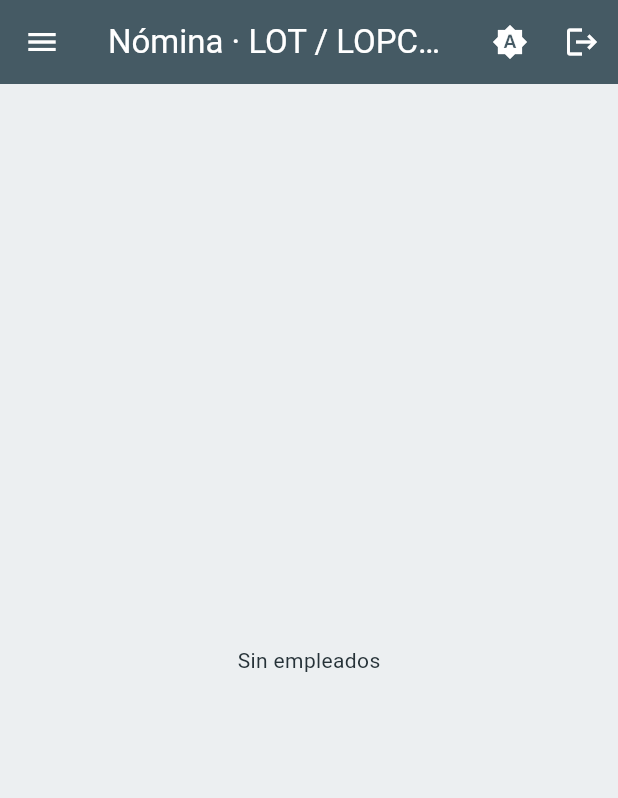
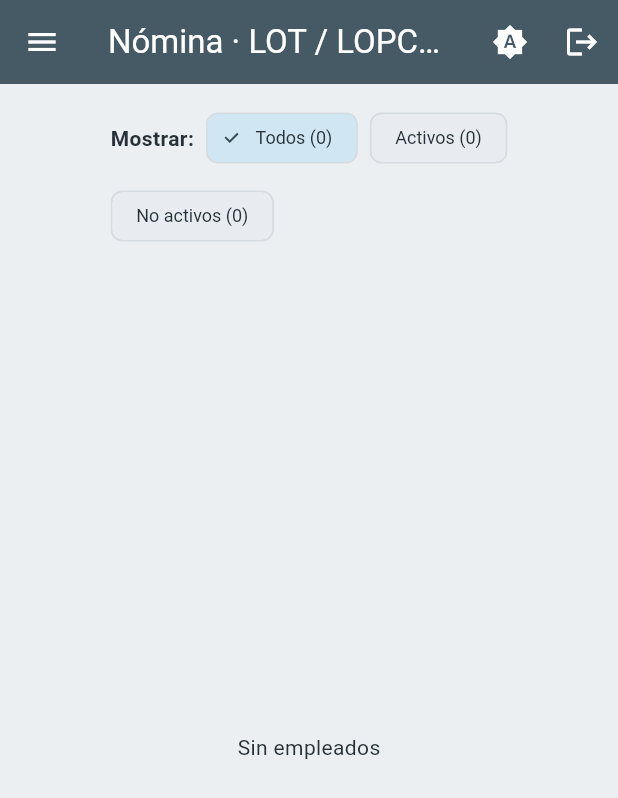
Before and after one commit to JaiMonta/NominaNE, a Flutter app: the screen it shows once a user with an empty profile is signed in, on a phone screen of 412 x 824 dp. Shown: the top 798 px of the screen. Run offline on Flutter 3.47's test engine with Material 3 defaults, Android fonts, the phone set to English and light mode, and no system bars; our stand-ins replace pdf, printing, supabase_flutter; accounts and stored records are empty.

Commit message:
Departamentos relacionado y filtro de empleados activos
- Migracion 008: tabla departamentos, FK departamento_id, semilla y normalizacion de datos

- Pantalla Departamentos para alta, edicion y activar/desactivar

- Ficha de empleado con dropdown de departamento y columna en la tabla

- Filtro Todos/Activos/No activos con contadores

```diff
--- a/lib/models/models.dart
+++ b/lib/models/models.dart
@@ -1,9 +1,46 @@
 double _d(dynamic v) => v == null ? 0 : (v as num).toDouble();
+
+String? _departamentoJson(Map<String, dynamic> j) {
+  final d = j['departamentos'];
+  if (d is Map) return d['nombre'] as String?;
+  if (d is List && d.isNotEmpty) {
+    final first = d.first;
+    if (first is Map) return first['nombre'] as String?;
+  }
+  return j['departamento'] as String?;
+}
+
+class Departamento {
+  final String? id;
+  String nombre;
+  bool activo;
+  int orden;
+
+  Departamento({
+    this.id,
+    this.nombre = '',
+    this.activo = true,
+    this.orden = 999,
+  });
+
+  factory Departamento.fromJson(Map<String, dynamic> j) => Departamento(
+        id: j['id'],
+        nombre: j['nombre'] ?? '',
+        activo: j['activo'] ?? true,
+        orden: (j['orden'] as num?)?.toInt() ?? 999,
+      );
+
+  Map<String, dynamic> toJson() => {
+        'nombre': nombre,
+        'activo': activo,
+        'orden': orden,
+      };
+}
 
 class Empleado {
   final String? id;
   String cedula, nombres, apellidos, tipo, jornada, frecuenciaPago;
-  String? cargo, departamento, banco, cuenta, email, telefono;
+  String? cargo, departamento, departamentoId, banco, cuenta, email, telefono;
   DateTime fechaIngreso;
   DateTime? fechaEgreso, fechaNacimiento;
   double salarioMensualUsd;
@@ -16,6 +53,7 @@ class Empleado {
     this.apellidos = '',
     this.cargo,
     this.departamento,
+    this.departamentoId,
     this.tipo = 'empleado',
     DateTime? fechaIngreso,
     this.fechaEgreso,
@@ -38,7 +76,8 @@ class Empleado {
         nombres: j['nombres'] ?? '',
         apellidos: j['apellidos'] ?? '',
         cargo: j['cargo'],
-        departamento: j['departamento'],
+        departamento: _departamentoJson(j),
+        departamentoId: j['departamento_id'],
         tipo: j['tipo'] ?? 'empleado',
         fechaIngreso: DateTime.parse(j['fecha_ingreso']),
         fechaEgreso:
@@ -62,6 +101,7 @@ class Empleado {
         'apellidos': apellidos,
         'cargo': cargo,
         'departamento': departamento,
+        'departamento_id': departamentoId,
         'tipo': tipo,
         'fecha_ingreso': fechaIngreso.toIso8601String().substring(0, 10),
         'fecha_egreso': fechaEgreso?.toIso8601String().substring(0, 10),
--- a/lib/pages/empleados_page.dart
+++ b/lib/pages/empleados_page.dart
@@ -26,12 +26,37 @@ class EmpleadosPage extends StatefulWidget {
 
 class _EmpleadosPageState extends State<EmpleadosPage> {
   late Future<List<Empleado>> _f = Repo.empleados();
+  bool? _estado;
   void _reload() => setState(() => _f = Repo.empleados());
 
   Future<void> _editar(Empleado? e) async {
     final ok = await showDialog<bool>(
         context: context, builder: (_) => _EmpleadoDialog(e ?? Empleado()));
     if (ok == true) _reload();
+  }
+
+  Widget _filtro(List<Empleado> l) {
+    final activos = l.where((e) => e.activo).length;
+    final inactivos = l.length - activos;
+    Widget chip(String texto, bool? valor) => ChoiceChip(
+          label: Text(texto),
+          selected: _estado == valor,
+          onSelected: (_) => setState(() => _estado = valor),
+        );
+    return Padding(
+      padding: const EdgeInsets.fromLTRB(16, 12, 16, 4),
+      child: Wrap(
+        spacing: 8,
+        runSpacing: 4,
+        crossAxisAlignment: WrapCrossAlignment.center,
+        children: [
+          const Text('Mostrar:', style: TextStyle(fontWeight: FontWeight.w600)),
+          chip('Todos (${l.length})', null),
+          chip('Activos ($activos)', true),
+          chip('No activos ($inactivos)', false),
+        ],
+      ),
+    );
   }
 
   @override
@@ -48,38 +73,63 @@ class _EmpleadosPageState extends State<EmpleadosPage> {
             if (s.hasError) return Center(child: Text('Error: ${s.error}'));
             if (!s.hasData) return const Center(child: CircularProgressIndicator());
             final l = s.data!;
-            if (l.isEmpty) return const Center(child: Text('Sin empleados'));
-            if (esMovil(context)) {
-              return ListView(
-                padding: const EdgeInsets.only(top: 4, bottom: 88),
+            final filtrados = _estado == null
+                ? l
+                : l.where((e) => e.activo == _estado).toList();
+            return Column(
               children: [
-                  for (final e in l)
+                _filtro(l),
+                Expanded(
+                  child: l.isEmpty
+                      ? const Center(child: Text('Sin empleados'))
+                      : filtrados.isEmpty
+                          ? const Center(
+                              child: Text('Sin empleados en este filtro'))
+                          : esMovil(context)
+                              ? ListView(
+                                  padding:
+                                      const EdgeInsets.only(top: 4, bottom: 88),
+                                  children: [
+                                    for (final e in filtrados)
                                       Card(
                                         child: ListTile(
                                           title: Text(e.nombreCompleto),
                                           subtitle: Text(
-                            '${e.cedula} · ${e.cargo ?? ''}\n${e.tipo} · ${e.frecuenciaPago}${_extraEmpleado(e)}'),
+                                              '${e.cedula} · ${e.cargo ?? ''}\n'
+                                              '${e.departamento ?? 'Sin departamento'} · ${e.tipo} · ${e.frecuenciaPago}'
+                                              '${_extraEmpleado(e)}'),
                                           isThreeLine: true,
                                           trailing: Column(
                                             mainAxisSize: MainAxisSize.min,
-                          mainAxisAlignment: MainAxisAlignment.center,
-                          crossAxisAlignment: CrossAxisAlignment.end,
+                                            mainAxisAlignment:
+                                                MainAxisAlignment.center,
+                                            crossAxisAlignment:
+                                                CrossAxisAlignment.end,
                                             children: [
-                            Text('US\$ ${usd.format(e.salarioMensualUsd)}',
-                                style: const TextStyle(fontWeight: FontWeight.bold)),
+                                              Text(
+                                                  'US\$ ${usd.format(e.salarioMensualUsd)}',
+                                                  style: const TextStyle(
+                                                      fontWeight:
+                                                          FontWeight.bold)),
                                               const SizedBox(height: 4),
-                            Icon(e.activo ? Icons.check_circle : Icons.cancel,
+                                              Icon(
+                                                  e.activo
+                                                      ? Icons.check_circle
+                                                      : Icons.cancel,
                                                   size: 18,
-                                color: e.activo ? Paleta.ingreso : Paleta.egreso),
+                                                  color: e.activo
+                                                      ? Paleta.ingreso
+                                                      : Paleta.egreso),
                                             ],
                                           ),
-                        onTap: widget.puedeEditar ? () => _editar(e) : null,
+                                          onTap: widget.puedeEditar
+                                              ? () => _editar(e)
+                                              : null,
                                         ),
                                       ),
                                   ],
-              );
-            }
-            return SingleChildScrollView(
+                                )
+                              : SingleChildScrollView(
                                   child: SingleChildScrollView(
                                     scrollDirection: Axis.horizontal,
                                     child: DataTable(
@@ -90,33 +140,48 @@ class _EmpleadosPageState extends State<EmpleadosPage> {
                                         DataColumn(label: Text('Teléfono')),
                                         DataColumn(label: Text('Tipo')),
                                         DataColumn(label: Text('Cargo')),
+                                        DataColumn(
+                                            label: Text('Departamento')),
                                         DataColumn(label: Text('Frecuencia')),
-                    DataColumn(label: Text('Salario mensual (USD)'), numeric: true),
+                                        DataColumn(
+                                            label: Text('Salario mensual (USD)'),
+                                            numeric: true),
                                         DataColumn(label: Text('Activo')),
                                       ],
                                       rows: [
-                    for (final e in l)
+                                        for (final e in filtrados)
                                           DataRow(
-                        onSelectChanged:
-                            widget.puedeEditar ? (_) => _editar(e) : null,
+                                            onSelectChanged: widget.puedeEditar
+                                                ? (_) => _editar(e)
+                                                : null,
                                             cells: [
                                               DataCell(Text(e.cedula)),
                                               DataCell(Text(e.nombreCompleto)),
-                          DataCell(Text(e.fechaNacimiento == null
+                                              DataCell(Text(e.fechaNacimiento ==
+                                                      null
                                                   ? ''
                                                   : DateFormat('dd/MM/yyyy')
-                                  .format(e.fechaNacimiento!))),
+                                                      .format(
+                                                          e.fechaNacimiento!))),
                                               DataCell(Text(e.telefono ?? '')),
                                               DataCell(Text(e.tipo)),
                                               DataCell(Text(e.cargo ?? '')),
+                                              DataCell(
+                                                  Text(e.departamento ?? '')),
                                               DataCell(Text(e.frecuenciaPago)),
-                          DataCell(Text('US\$ ${usd.format(e.salarioMensualUsd)}')),
-                          DataCell(Icon(e.activo ? Icons.check : Icons.close)),
+                                              DataCell(Text(
+                                                  'US\$ ${usd.format(e.salarioMensualUsd)}')),
+                                              DataCell(Icon(e.activo
+                                                  ? Icons.check
+                                                  : Icons.close)),
                                             ],
                                           )
                                       ],
                                     ),
                                   ),
+                                ),
+                ),
+              ],
             );
           },
         ),
@@ -133,6 +198,7 @@ class _EmpleadoDialog extends StatefulWidget {
 class _EmpleadoDialogState extends State<_EmpleadoDialog> {
   final _k = GlobalKey<FormState>();
   late final e = widget.e;
+  final _depts = Repo.departamentos();
   String? _err;
 
   Widget _t(String l, String? v, void Function(String) set,
@@ -181,6 +247,53 @@ class _EmpleadoDialogState extends State<_EmpleadoDialog> {
     }
   }
 
+  Widget _departamento() => FutureBuilder<List<Departamento>>(
+        future: _depts,
+        builder: (_, s) {
+          if (s.hasError) {
+            return Text('No se pudieron cargar los departamentos: ${s.error}',
+                style: TextStyle(color: Theme.of(context).colorScheme.error));
+          }
+          if (!s.hasData) {
+            return const Padding(
+              padding: EdgeInsets.symmetric(vertical: 12),
+              child: LinearProgressIndicator(),
+            );
+          }
+          final deps = s.data!
+              .where((d) => d.activo || d.id == e.departamentoId)
+              .toList();
+          if (e.departamentoId != null &&
+              !deps.any((d) => d.id == e.departamentoId)) {
+            deps.add(Departamento(
+                id: e.departamentoId,
+                nombre: e.departamento ?? 'Sin nombre'));
+          }
+          return DropdownButtonFormField<String>(
+            initialValue: e.departamentoId ?? '',
+            decoration: const InputDecoration(labelText: 'Departamento'),
+            items: [
+              const DropdownMenuItem(
+                  value: '', child: Text('Sin departamento')),
+              for (final d in deps)
+                DropdownMenuItem(
+                  value: d.id!,
+                  child: Text(d.activo ? d.nombre : '${d.nombre} (inactivo)'),
+                ),
+            ],
+            onChanged: (v) => setState(() {
+              if (v == null || v.isEmpty) {
+                e.departamentoId = null;
+                e.departamento = null;
+              } else {
+                e.departamentoId = v;
+                e.departamento = deps.firstWhere((d) => d.id == v).nombre;
+              }
+            }),
+          );
+        },
+      );
+
   @override
   Widget build(BuildContext context) => AlertDialog(
         title: Text(e.id == null ? 'Nuevo empleado' : 'Editar empleado'),
@@ -203,7 +316,7 @@ class _EmpleadoDialogState extends State<_EmpleadoDialog> {
                 _t('Teléfono', e.telefono, (v) => e.telefono = v.trim(),
                     kt: TextInputType.phone),
                 _t('Cargo', e.cargo, (v) => e.cargo = v),
-                _t('Departamento', e.departamento, (v) => e.departamento = v),
+                _departamento(),
                 _dd('Tipo (Art. 41/43 LOT)', e.tipo, ['empleado', 'obrero'],
                     (v) => setState(() => e.tipo = v)),
                 _dd('Jornada', e.jornada, ['diurna', 'nocturna', 'mixta'],
--- a/lib/pages/home_page.dart
+++ b/lib/pages/home_page.dart
@@ -3,6 +3,7 @@ import 'package:supabase_flutter/supabase_flutter.dart';
 import '../core/theme.dart';
 import '../services/repo.dart';
 import 'conceptos_page.dart';
+import 'departamentos_page.dart';
 import 'empleados_page.dart';
 import 'nominas_page.dart';
 import 'novedades_page.dart';
@@ -32,6 +33,7 @@ class _HomePageState extends State<HomePage> {
     final email = Supabase.instance.client.auth.currentUser?.email ?? '';
     final destinos = <(IconData, String)>[
       (Icons.people, 'Empleados'),
+      (Icons.account_tree, 'Departamentos'),
       (Icons.list_alt, 'Conceptos'),
       (Icons.edit_note, 'Novedades'),
       (Icons.payments, 'Nóminas'),
@@ -40,6 +42,7 @@ class _HomePageState extends State<HomePage> {
     ];
     final paginas = <Widget>[
       EmpleadosPage(puedeEditar: puedeEditar),
+      DepartamentosPage(puedeEditar: puedeEditar),
       ConceptosPage(puedeEditar: puedeEditar),
       NovedadesPage(puedeEditar: puedeEditar),
       NominasPage(puedeEditar: puedeEditar),
--- a/lib/services/repo.dart
+++ b/lib/services/repo.dart
@@ -77,7 +77,10 @@ class Repo {
 
   // ---------- Empleados ----------
   static Future<List<Empleado>> empleados() async =>
-      (await db.from('empleados').select().order('apellidos'))
+      (await db
+              .from('empleados')
+              .select('*, departamentos(nombre)')
+              .order('apellidos'))
           .map<Empleado>((j) => Empleado.fromJson(j))
           .toList();
 
@@ -86,6 +89,20 @@ class Repo {
       await db.from('empleados').insert(e.toJson());
     } else {
       await db.from('empleados').update(e.toJson()).eq('id', e.id!);
+    }
+  }
+
+  // ---------- Departamentos ----------
+  static Future<List<Departamento>> departamentos() async =>
+      (await db.from('departamentos').select().order('orden').order('nombre'))
+          .map<Departamento>((j) => Departamento.fromJson(j))
+          .toList();
+
+  static Future<void> guardarDepartamento(Departamento d) async {
+    if (d.id == null) {
+      await db.from('departamentos').insert(d.toJson());
+    } else {
+      await db.from('departamentos').update(d.toJson()).eq('id', d.id!);
     }
   }
 
```
Also changed, not shown: lib/pages/departamentos_page.dart (added, +122 -0 lines), 3 other files. Lines whose indentation alone changed are shown as unchanged.
